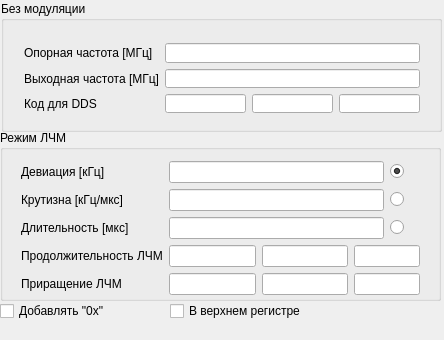
Old version of the form ddscalc.ui in the repository kirra-cat/DDSCalc.
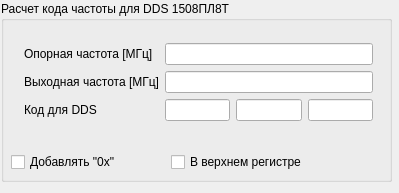
New version of the form.

Commit message: Simplified GUI and other small fix

Patch:
```diff
--- a/ddscalc.ui
+++ b/ddscalc.ui
@@ -6,14 +6,14 @@
    <rect>
     <x>0</x>
     <y>0</y>
-    <width>444</width>
-    <height>340</height>
+    <width>399</width>
+    <height>193</height>
    </rect>
   </property>
   <property name="minimumSize">
    <size>
-    <width>444</width>
-    <height>340</height>
+    <width>200</width>
+    <height>100</height>
    </size>
   </property>
   <property name="maximumSize">
@@ -32,153 +32,13 @@
      <height>340</height>
     </size>
    </property>
-   <widget class="QGroupBox" name="groupBox_2">
-    <property name="geometry">
-     <rect>
-      <x>0</x>
-      <y>130</y>
-      <width>441</width>
-      <height>171</height>
-     </rect>
-    </property>
-    <property name="title">
-     <string>Режим ЛЧМ</string>
-    </property>
-    <widget class="QWidget" name="layoutWidget">
-     <property name="geometry">
-      <rect>
-       <x>10</x>
-       <y>20</y>
-       <width>421</width>
-       <height>156</height>
-      </rect>
-     </property>
-     <layout class="QGridLayout" name="gridLayout">
-      <property name="sizeConstraint">
-       <enum>QLayout::SetMaximumSize</enum>
-      </property>
-      <item row="0" column="1" colspan="3">
-       <widget class="QLineEdit" name="lineEdit_6"/>
-      </item>
-      <item row="0" column="4">
-       <widget class="QRadioButton" name="radioButton">
-        <property name="text">
-         <string/>
-        </property>
-        <property name="checked">
-         <bool>true</bool>
-        </property>
-       </widget>
-      </item>
-      <item row="1" column="1" rowspan="2" colspan="3">
-       <widget class="QLineEdit" name="lineEdit_7"/>
-      </item>
-      <item row="3" column="1" colspan="3">
-       <widget class="QLineEdit" name="lineEdit_8"/>
-      </item>
-      <item row="3" column="4">
-       <widget class="QRadioButton" name="radioButton_3">
-        <property name="text">
-         <string/>
-        </property>
-       </widget>
-      </item>
-      <item row="4" column="0">
-       <widget class="QLabel" name="label_7">
-        <property name="text">
-         <string>Продолжительность ЛЧМ</string>
-        </property>
-       </widget>
-      </item>
-      <item row="4" column="1">
-       <widget class="QLineEdit" name="lineEdit_9"/>
-      </item>
-      <item row="4" column="2">
-       <widget class="QLineEdit" name="lineEdit_10"/>
-      </item>
-      <item row="4" column="3" colspan="2">
-       <widget class="QLineEdit" name="lineEdit_11"/>
-      </item>
-      <item row="5" column="0">
-       <widget class="QLabel" name="label_8">
-        <property name="text">
-         <string>Приращение ЛЧМ</string>
-        </property>
-       </widget>
-      </item>
-      <item row="5" column="1">
-       <widget class="QLineEdit" name="lineEdit_12"/>
-      </item>
-      <item row="5" column="2">
-       <widget class="QLineEdit" name="lineEdit_13"/>
-      </item>
-      <item row="5" column="3" colspan="2">
-       <widget class="QLineEdit" name="lineEdit_14"/>
-      </item>
-      <item row="0" column="0">
-       <widget class="QLabel" name="label_4">
-        <property name="text">
-         <string>Девиация [кГц]</string>
-        </property>
-       </widget>
-      </item>
-      <item row="3" column="0">
-       <widget class="QLabel" name="label_6">
-        <property name="text">
-         <string>Длительность [мкс]</string>
-        </property>
-       </widget>
-      </item>
-      <item row="1" column="4" rowspan="2">
-       <widget class="QRadioButton" name="radioButton_2">
-        <property name="text">
-         <string/>
-        </property>
-       </widget>
-      </item>
-      <item row="1" column="0" rowspan="2">
-       <widget class="QLabel" name="label_5">
-        <property name="text">
-         <string>Крутизна [кГц/мкс]</string>
-        </property>
-       </widget>
-      </item>
-     </layout>
-    </widget>
-   </widget>
-   <widget class="QCheckBox" name="checkBoxAdd0x">
-    <property name="geometry">
-     <rect>
-      <x>0</x>
-      <y>300</y>
-      <width>120</width>
-      <height>22</height>
-     </rect>
-    </property>
-    <property name="text">
-     <string>Добавлять &quot;0x&quot;</string>
-    </property>
-   </widget>
-   <widget class="QCheckBox" name="checkBoxUpperCase">
-    <property name="geometry">
-     <rect>
-      <x>170</x>
-      <y>300</y>
-      <width>148</width>
-      <height>22</height>
-     </rect>
-    </property>
-    <property name="text">
-     <string>В верхнем регистре</string>
-    </property>
-   </widget>
    <widget class="QGroupBox" name="groupBox">
     <property name="geometry">
      <rect>
       <x>1</x>
       <y>1</y>
-      <width>441</width>
-      <height>131</height>
+      <width>391</width>
+      <height>181</height>
      </rect>
     </property>
     <property name="font">
@@ -188,15 +48,15 @@
      </font>
     </property>
     <property name="title">
-     <string>Без модуляции</string>
+     <string>Расчет кода частоты для DDS 1508ПЛ8Т</string>
     </property>
     <widget class="QWidget" name="layoutWidget">
      <property name="geometry">
       <rect>
        <x>12</x>
        <y>31</y>
-       <width>418</width>
-       <height>92</height>
+       <width>371</width>
+       <height>111</height>
       </rect>
      </property>
      <layout class="QGridLayout" name="gridLayout_2">
@@ -241,6 +101,32 @@
       </item>
      </layout>
     </widget>
+    <widget class="QCheckBox" name="checkBoxAdd0x">
+     <property name="geometry">
+      <rect>
+       <x>10</x>
+       <y>150</y>
+       <width>120</width>
+       <height>22</height>
+      </rect>
+     </property>
+     <property name="text">
+      <string>Добавлять &quot;0x&quot;</string>
+     </property>
+    </widget>
+    <widget class="QCheckBox" name="checkBoxUpperCase">
+     <property name="geometry">
+      <rect>
+       <x>170</x>
+       <y>150</y>
+       <width>148</width>
+       <height>22</height>
+      </rect>
+     </property>
+     <property name="text">
+      <string>В верхнем регистре</string>
+     </property>
+    </widget>
    </widget>
    <zorder>checkBoxAdd0x</zorder>
    <zorder>checkBoxUpperCase</zorder>
```
Left out of the diff: 4 changed lines with no effect on the pictures. The commit also changes 3 other files.
